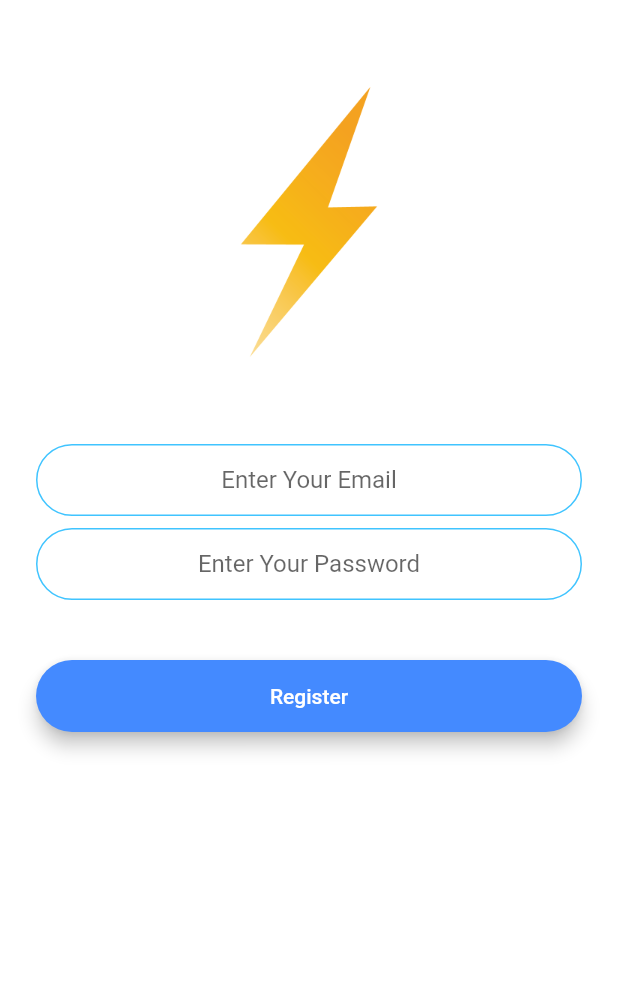
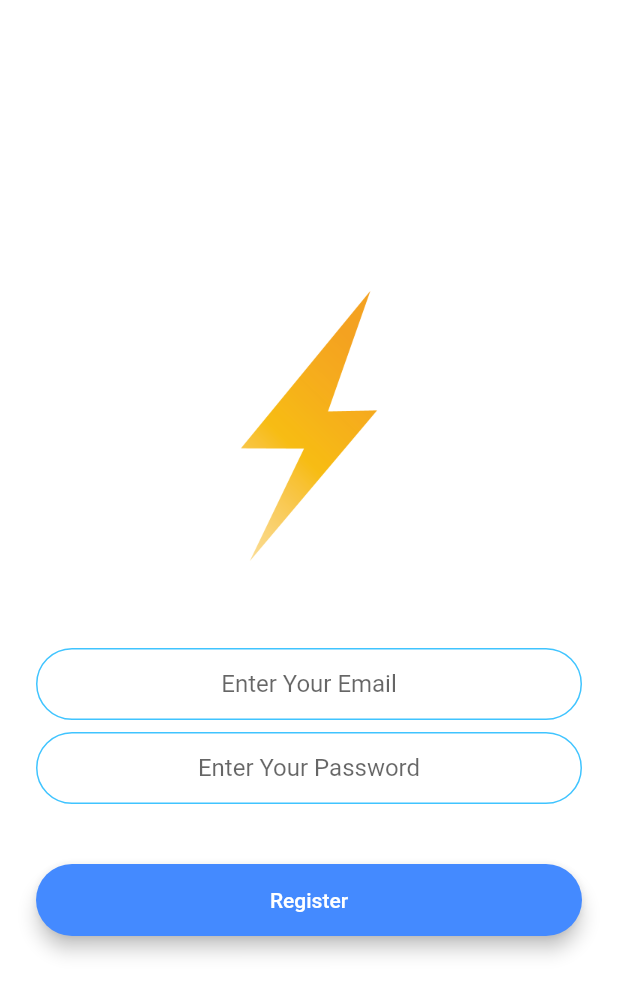
Before and after one commit to mishrakeshav/Flutter-App-Development, a Flutter app: the RegistrationScreen screen opened by its route, on a phone screen of 412 x 824 dp. Shown: the top 995 px of the screen. Run offline on Flutter 3.47's test engine with Material 2 defaults, Android fonts, the phone set to English and light mode, and no system bars; our stand-ins replace animated_text_kit, cloud_firestore, firebase_auth, firebase_core, flutter_spinkit, font_awesome_flutter and 2 more; accounts and stored records are empty.

Commit message:
flash chat app completed

```diff
--- a/flash-chat-flutter/lib/main.dart
+++ b/flash-chat-flutter/lib/main.dart
@@ -6,7 +6,7 @@ import 'package:flash_chat/screens/chat_screen.dart';
 import 'package:firebase_core/firebase_core.dart';
 
 void main() async {
-  // These two lines
+  // Enable Firebase
   WidgetsFlutterBinding.ensureInitialized();
   await Firebase.initializeApp();
   runApp(FlashChat());
--- a/flash-chat-flutter/lib/screens/registration_screen.dart
+++ b/flash-chat-flutter/lib/screens/registration_screen.dart
@@ -24,17 +24,18 @@ class _RegistrationScreenState extends State<RegistrationScreen> {
         inAsyncCall: showSpinner,
         child: Padding(
           padding: EdgeInsets.symmetric(horizontal: 24.0),
-          child: ListView(
+          child: Column(
+            mainAxisAlignment: MainAxisAlignment.center,
+            crossAxisAlignment: CrossAxisAlignment.stretch,
             children: <Widget>[
-              SizedBox(
-                height: 48.0,
-              ),
-              Hero(
-                tag: 'logo',
-                child: Expanded(
-                  child: Container(
-                    height: 200.0,
-                    child: Image.asset('images/logo.png'),
+              Flexible(
+                child: Hero(
+                  tag: 'logo',
+                  child: Expanded(
+                    child: Container(
+                      height: 200.0,
+                      child: Image.asset('images/logo.png'),
+                    ),
                   ),
                 ),
               ),
```
Also changed, not shown: flash-chat-flutter/lib/screens/chat_screen.dart (+102 -34 lines), flash-chat-flutter/lib/screens/login_screen.dart (+10 -9 lines).
